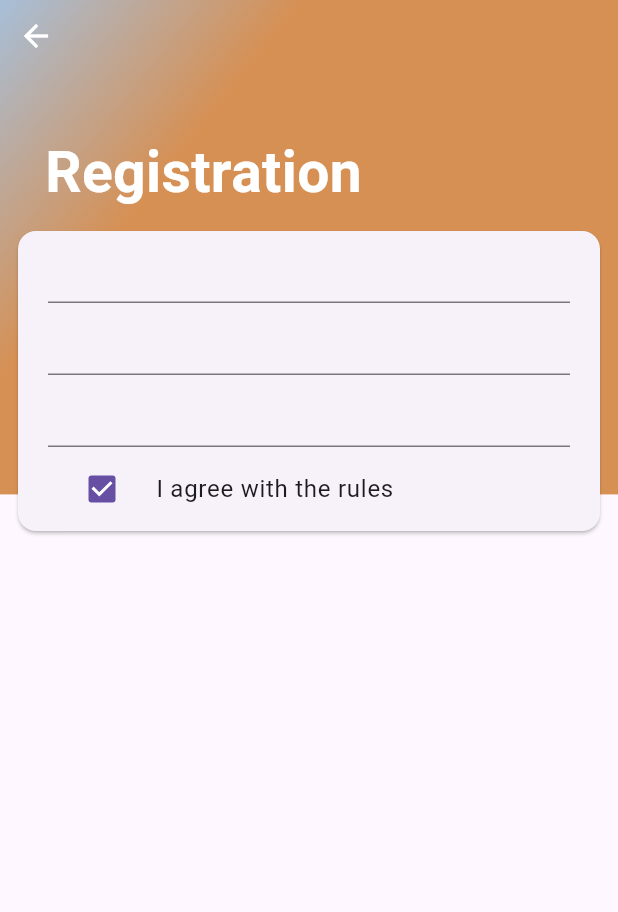
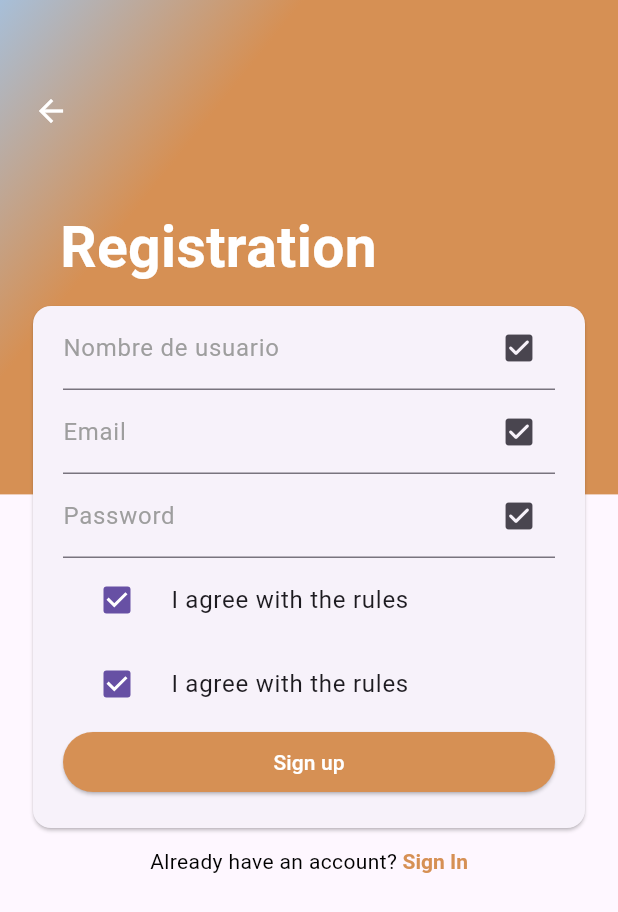
Before and after one commit to acevedo93/nekoApp, a Flutter app: the screen it shows after launch, after a tap on "Register with Email", on a phone screen of 412 x 824 dp. Shown: the top 912 px of the screen. Run offline on Flutter 3.47's test engine with Material 2 defaults, Android fonts, the phone set to English and light mode, and no system bars; our stand-ins replace firebase_core, go_router; accounts and stored records are empty; network calls fail.

Commit message:
sign in/ register screen basic scaffold

```diff
--- a/lib/router/router.dart
+++ b/lib/router/router.dart
@@ -1,9 +1,11 @@
 import 'package:go_router/go_router.dart';
 import 'package:nekonapp/screens/screens.dart';
+import 'package:nekonapp/screens/signIn/signIn_screen.dart';
 
 final router = GoRouter(
   routes: [
     GoRoute(path: '/', builder: (context, state) => const WelcomeScreen()),
-    GoRoute(path: '/register', builder:(context, state) => const RegisterScreen())
+    GoRoute(path: '/register', builder:(context, state) => const RegisterScreen()),
+    GoRoute(path: '/signIn', builder:(context, state) => const SignInScreen())
   ]
 );
--- a/lib/screens/register/register_screen.dart
+++ b/lib/screens/register/register_screen.dart
@@ -30,7 +30,7 @@ class RegisterScreen extends StatelessWidget {
               )),
             ],
           ),
-          const RegisterForm()
+          RegisterForm()
           ]
         ),
       )
--- a/lib/screens/register/widgets/register_form.dart
+++ b/lib/screens/register/widgets/register_form.dart
@@ -1,22 +1,37 @@
 import 'package:flutter/material.dart';
 import 'package:go_router/go_router.dart';
+import 'package:nekonapp/widgets/inputs/custom_input.dart';
 
-class RegisterForm extends StatelessWidget {
+import '../../../widgets/buttons/button_link.dart';
+
+class RegisterForm extends StatefulWidget {
   const RegisterForm({
     super.key,
   });
 
   @override
+  State<RegisterForm> createState() => _RegisterFormState();
+}
+
+class _RegisterFormState extends State<RegisterForm> {
+  final GlobalKey<FormState> _formKey = GlobalKey<FormState>();
+
+    final emailRegExp = RegExp(
+    r'^[\w-\.]+@([\w-]+\.)+[\w-]{2,4}$',
+  );
+
+  @override
   Widget build(BuildContext context) {
+    final theme = Theme.of(context);
+
     const titleStyle = TextStyle(
         fontSize: 38, fontWeight: FontWeight.bold, color: Colors.white);
 
-    return SafeArea(
-      child: Positioned(
-          top: 20,
+    return Positioned(
+          top: 50,
           bottom: 20,
-          left: 30,
-          right: 30,
+          left: 10,
+          right: 10,
           child: Column(
             crossAxisAlignment: CrossAxisAlignment.start,
             children: [
@@ -43,27 +58,68 @@ class RegisterForm extends StatelessWidget {
                 padding: const EdgeInsets.all(8.0),
                 child: Card(
                   child: Form(
+                    key: _formKey,
                     child: Padding(
                       padding: const EdgeInsets.symmetric(horizontal: 20),
                       child: Column(
                         children: [
-                          TextFormField(),
-                          TextFormField(),
-                          TextFormField(),
+                          CustomInput(
+                            hint: "Email",
+                            obscureText: false,
+                            label: 'Nombre de usuario',
+                            onChanged: (value) => null,
+                          ),
+                          CustomInput(
+                            obscureText: false,
+                            label: 'Email',
+                            onChanged: (value) => null,
+                          ),
+                          CustomInput(
+                            obscureText: true,
+                            label: 'Password',
+                            onChanged: (value) => null,
+                          ),
+
                           CheckboxListTile(
                             value: true,
                             onChanged: (value) {},
                             title: Text("I agree with the rules"),
                             controlAffinity: ListTileControlAffinity.leading,
-                          )
+                          ),
+                           CheckboxListTile(
+                            value: true,
+                            onChanged: (value) {},
+                            title: Text("I agree with the rules"),
+                            controlAffinity: ListTileControlAffinity.leading,
+                          ),
+                          ElevatedButton(
+                            onPressed: (){},
+                            child: Text("Sign up", style: TextStyle(color: Colors.white),),
+                            style: ElevatedButton.styleFrom(
+                              backgroundColor: theme.primaryColor,
+                              minimumSize: Size(double.infinity, 40)
+                            ),
+                          ),
+                          SizedBox(height: 20,)
                         ],
                       ),
                     ),
                   ),
                 ),
-              )
+
+              ),
+              Row(
+            mainAxisAlignment: MainAxisAlignment.center,
+            children: [
+              const Text('Already have an account? ',
+                  style: TextStyle(color: Colors.black)),
+              ButtonLink(onPress: () {
+                context.go('/signIn');
+              }, label: 'Sign In', color: theme.primaryColor)
             ],
-          )),
+          )
+            ],
+          ),
     );
   }
 }
--- a/lib/screens/welcome/welcome_screen.dart
+++ b/lib/screens/welcome/welcome_screen.dart
@@ -42,7 +42,9 @@ class _WelcomeView extends StatelessWidget {
             mainAxisAlignment: MainAxisAlignment.center,
             children: [
               const Text('Already have an account? ' ,style: TextStyle(color: Colors.white)),
-              ButtonLink(onPress: (){}, label: 'Sign In')
+              ButtonLink(onPress: (){
+                context.go('/signIn');
+              }, label: 'Sign In')
             ],
           )
         ]),
--- a/lib/theme/theme.dart
+++ b/lib/theme/theme.dart
@@ -13,6 +13,16 @@ class CustomTheme{
           foregroundColor: Colors.white,
         )
       ),
+      inputDecorationTheme: const InputDecorationTheme(
+        labelStyle: TextStyle(
+          color: Colors.grey
+        ),
+        floatingLabelStyle: TextStyle(
+          color: primary
+        ),
+        focusedBorder:UnderlineInputBorder(
+          borderSide: BorderSide(color: primary, width: 1)) ,
+      ),
       outlinedButtonTheme: OutlinedButtonThemeData(
         style: OutlinedButton.styleFrom(
 
@@ -24,7 +34,8 @@ class CustomTheme{
             fontWeight: FontWeight.bold
           ),
         )
-      )
+      ),
+
     );
   }
 }
--- a/lib/widgets/buttons/button_link.dart
+++ b/lib/widgets/buttons/button_link.dart
@@ -16,7 +16,7 @@ class ButtonLink extends StatelessWidget {
   Widget build(BuildContext context) {
     return RichText(
         text: TextSpan(
-            text: 'Sign In',
+            text: label,
             style: TextStyle(color: color, fontWeight: FontWeight.bold),
             recognizer: TapGestureRecognizer()
               ..onTap = () {
--- a/lib/widgets/inputs/custom_input.dart
+++ b/lib/widgets/inputs/custom_input.dart
@@ -0,0 +1,41 @@
+import 'package:flutter/material.dart';
+
+class CustomInput extends StatelessWidget {
+  final String? label;
+  final String? hint;
+  final String? errorText;
+  final bool obscureText;
+  final void Function(String)? onChanged;
+  final String? Function(String?)? validator;
+  const CustomInput(
+      {super.key,
+      this.label,
+      this.hint,
+      this.errorText,
+      this.onChanged,
+      this.validator,
+      this.obscureText = false
+
+      });
+
+  @override
+  Widget build(BuildContext context) {
+
+    final theme = Theme.of(context);
+
+
+
+
+    final InputDecoration customInputDecoration = InputDecoration(
+      fillColor: theme.primaryColor,
+      label: label != null? Text(label!) : null,
+      suffixIcon: Icon(Icons.check_box_rounded)
+    );
+    return TextFormField(
+      onChanged: onChanged,
+      validator: validator,
+      obscureText: obscureText,
+      decoration: customInputDecoration
+    );
+  }
+}
```
Also changed, not shown: lib/screens/signIn/signIn_screen.dart (added, +36 -0 lines), lib/screens/signIn/widgets/signIn_form.dart (added, +115 -0 lines).
